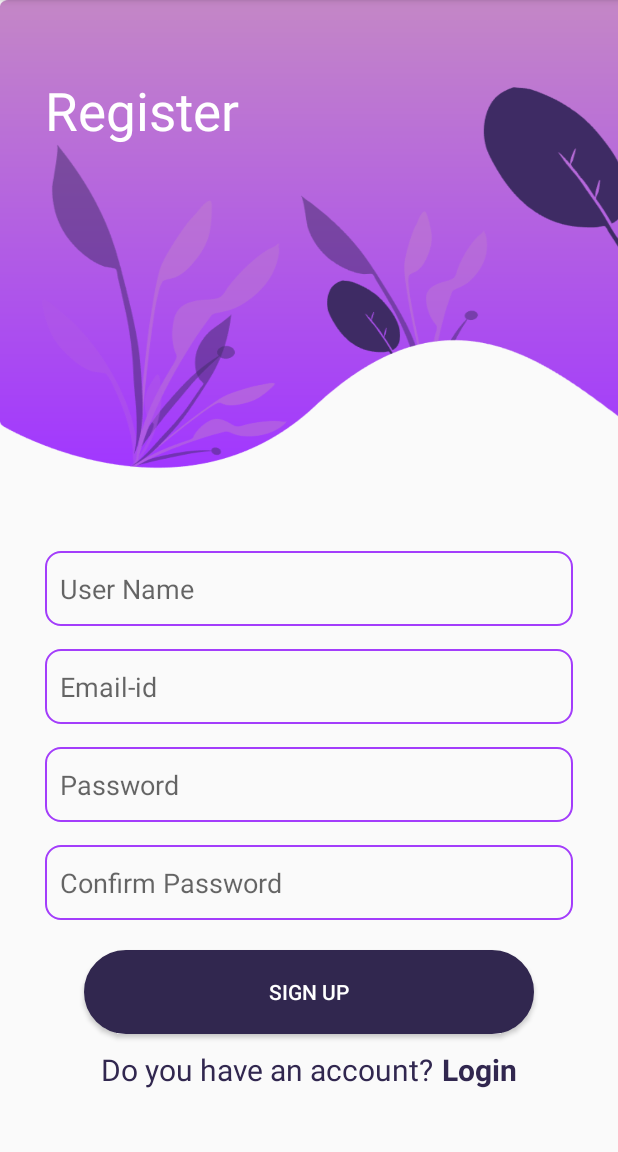
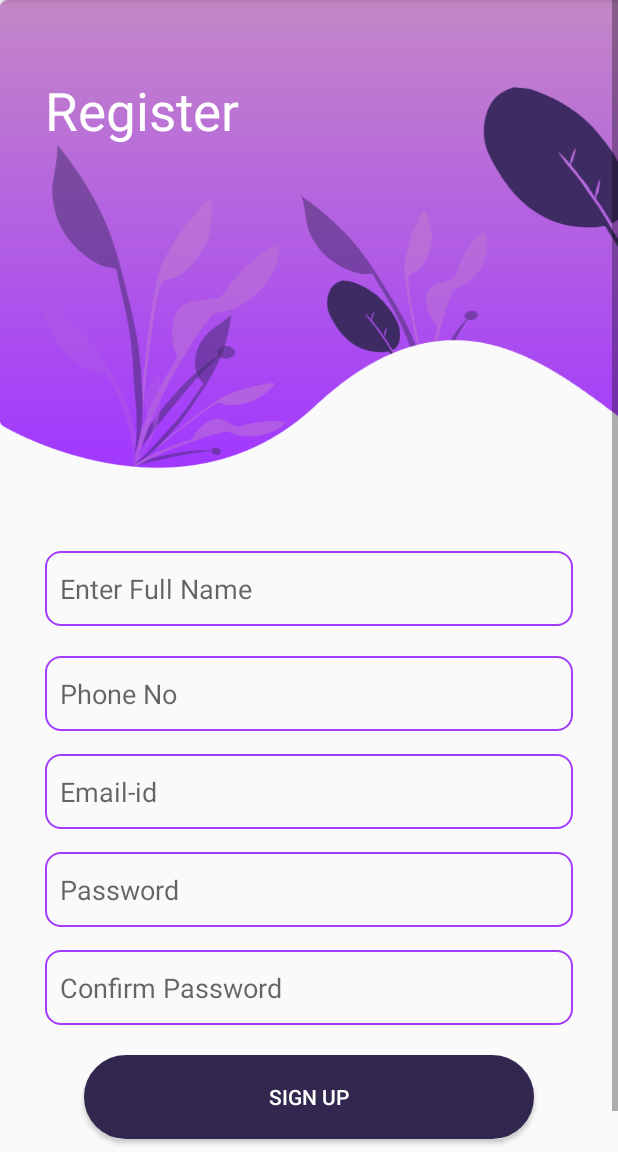
Before and after one commit to MirageTHE69/Sample, an Android app: the Register screen opened directly, with no data from a screen before it, on a phone screen of 412 x 824 dp, the part 84-1236 px from its top. Run offline under Robolectric (Android 15) with nearby library versions, the phone set to English and light mode, and no system bars.

Commit message:
Tirth Shah

```diff
--- a/app/src/main/res/layout/activity_register.xml
+++ b/app/src/main/res/layout/activity_register.xml
@@ -36,9 +36,21 @@
             android:layout_marginTop="20dp"
             android:layout_marginRight="30dp"
             android:background="@drawable/forget"
-            android:hint="User Name"
+            android:hint="Enter Full Name"
             android:textColor="#000" />
 
+        <EditText
+            android:id="@+id/editTextPhone"
+            android:layout_width="match_parent"
+            android:layout_height="50dp"
+            android:layout_marginLeft="30dp"
+            android:layout_marginTop="20dp"
+            android:layout_marginRight="30dp"
+            android:ems="10"
+            android:background="@drawable/forget"
+            android:hint="Phone No"
+            android:inputType="phone"
+            android:textColor="#000"/>
 
         <EditText
             android:id="@+id/editTextTextEmailAddress2"
@@ -115,6 +127,5 @@
 
         </LinearLayout>
 
-
     </LinearLayout>
 </ScrollView>
```
Also changed, not shown: app/src/main/res/layout/activity_forgot.xml (+10 -0 lines), app/src/main/res/layout/activity_sanitize.xml (+14 -0 lines).
